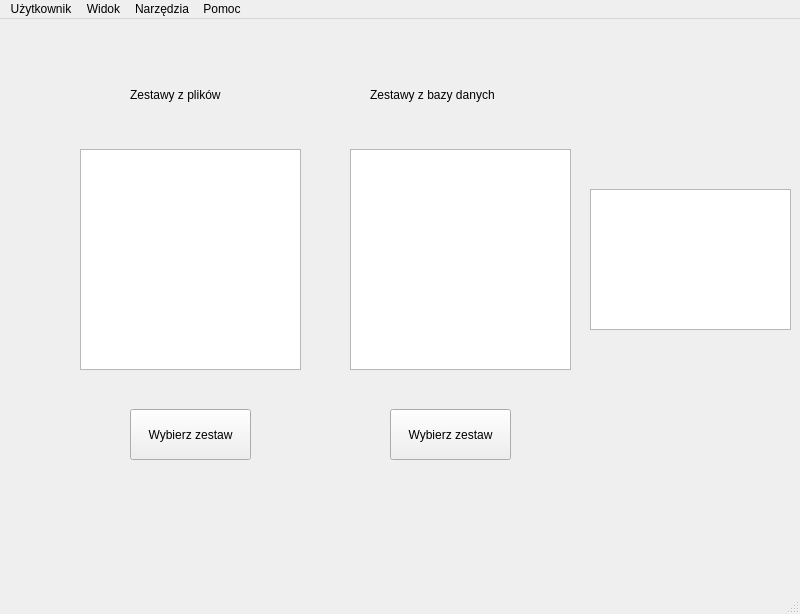
The window that src/qt_ui/mainwindow.ui (Michalmo12345/FlashcardQTApp) describes before a commit, drawn with Qt 5.
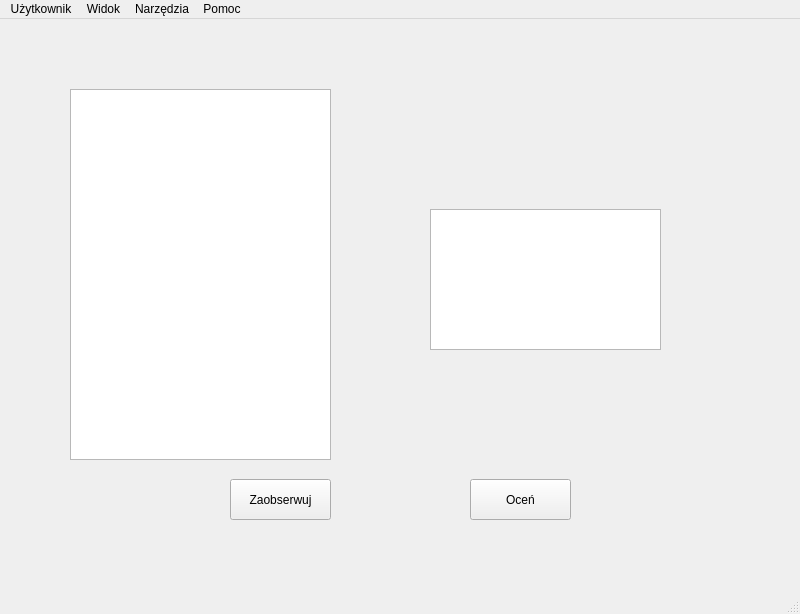
The same window after the commit.

Commit message: Added all sets page

```diff
--- a/src/qt_ui/mainwindow.ui
+++ b/src/qt_ui/mainwindow.ui
@@ -29,7 +29,7 @@
 }</string>
     </property>
     <property name="currentIndex">
-     <number>1</number>
+     <number>5</number>
     </property>
     <widget class="QWidget" name="page">
      <widget class="QLabel" name="welcomeLabel">
@@ -613,6 +613,54 @@
       </property>
      </widget>
     </widget>
+    <widget class="QWidget" name="page_5">
+     <widget class="QListWidget" name="dbSetsList2">
+      <property name="geometry">
+       <rect>
+        <x>60</x>
+        <y>70</y>
+        <width>261</width>
+        <height>371</height>
+       </rect>
+      </property>
+     </widget>
+     <widget class="QPushButton" name="subscribeSetButton">
+      <property name="geometry">
+       <rect>
+        <x>220</x>
+        <y>460</y>
+        <width>101</width>
+        <height>41</height>
+       </rect>
+      </property>
+      <property name="text">
+       <string>Zaobserwuj</string>
+      </property>
+     </widget>
+     <widget class="QPushButton" name="rateSetButton">
+      <property name="geometry">
+       <rect>
+        <x>460</x>
+        <y>460</y>
+        <width>101</width>
+        <height>41</height>
+       </rect>
+      </property>
+      <property name="text">
+       <string>Oceń</string>
+      </property>
+     </widget>
+     <widget class="QPlainTextEdit" name="infoSetText2">
+      <property name="geometry">
+       <rect>
+        <x>420</x>
+        <y>190</y>
+        <width>231</width>
+        <height>141</height>
+       </rect>
+      </property>
+     </widget>
+    </widget>
    </widget>
   </widget>
   <widget class="QStatusBar" name="statusbar"/>
```
Left out of the diff: 6 changed lines with no effect on the pictures. The commit also changes 3 other files.
